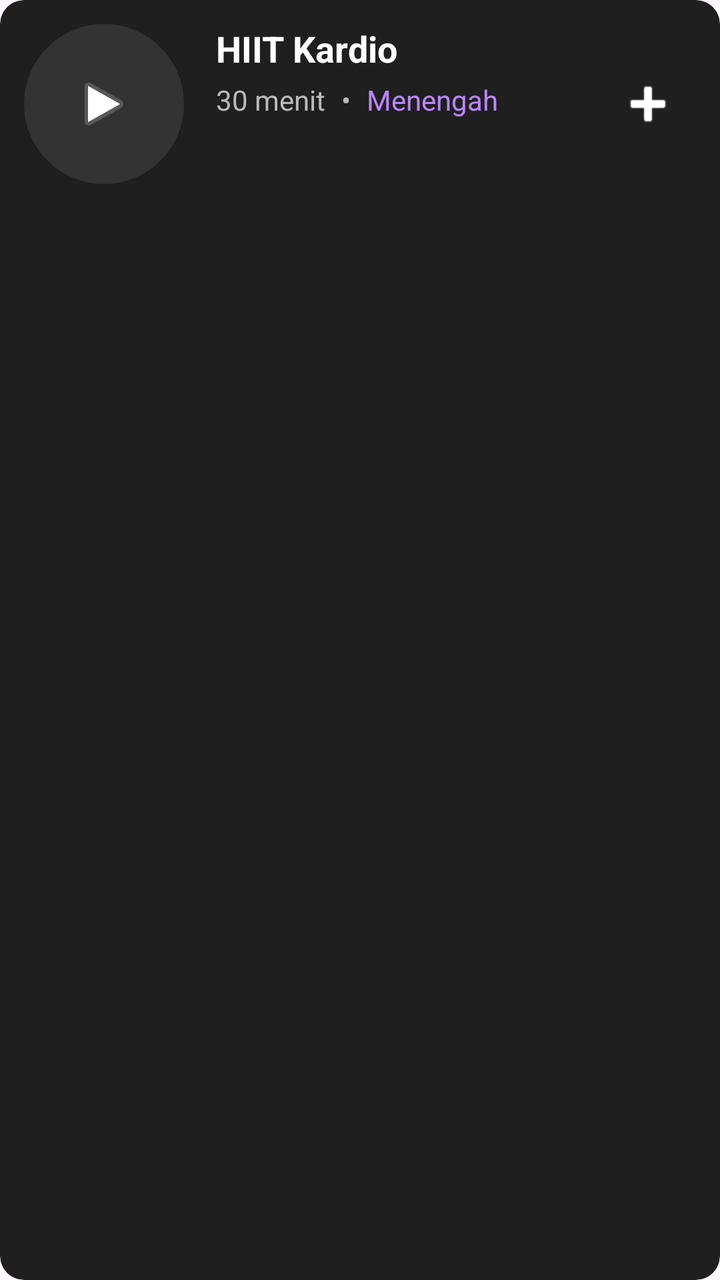
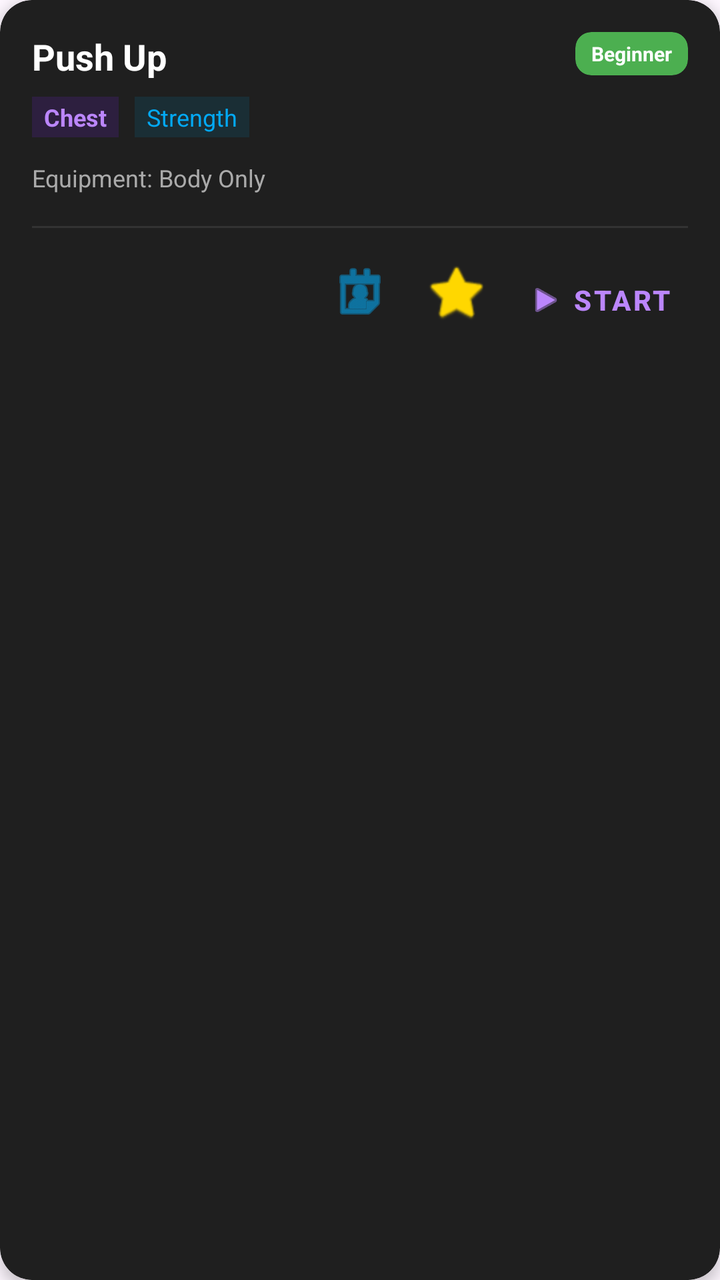

The first picture is an Android layout as it rendered before a commit; the second is the same layout after the commit. The layout source and the unified diff follow.
<!-- AndroidManifest.xml: application theme Theme.GoFit -->
<!-- res/layout/item_workout.xml -->
<?xml version="1.0" encoding="utf-8"?>
<com.google.android.material.card.MaterialCardView xmlns:android="http://schemas.android.com/apk/res/android"
    xmlns:app="http://schemas.android.com/apk/res-auto"
    android:layout_width="match_parent"
    android:layout_height="wrap_content"
    android:layout_marginBottom="12dp"
    app:cardBackgroundColor="#1F1F1F"
    app:cardCornerRadius="12dp"
    app:strokeWidth="0dp">

    <LinearLayout
        android:layout_width="match_parent"
        android:layout_height="wrap_content"
        android:orientation="horizontal"
        android:padding="12dp">

        <com.google.android.material.imageview.ShapeableImageView
            android:id="@+id/workout_image"
            android:layout_width="80dp"
            android:layout_height="80dp"
            android:background="#333333"
            android:scaleType="centerInside"
            android:src="@android:drawable/ic_media_play"
            app:shapeAppearanceOverlay="@style/CircleAppearance" />

        <LinearLayout
            android:layout_width="0dp"
            android:layout_height="wrap_content"
            android:layout_marginStart="16dp"
            android:layout_weight="1"
            android:orientation="vertical">

            <TextView
                android:id="@+id/workout_title"
                android:layout_width="wrap_content"
                android:layout_height="wrap_content"
                android:text="@string/hiit_workout_title"
                android:textColor="#FFFFFF"
                android:textSize="18sp"
                android:textStyle="bold" />

            <LinearLayout
                android:layout_width="wrap_content"
                android:layout_height="wrap_content"
                android:layout_marginTop="4dp"
                android:orientation="horizontal">

                <TextView
                    android:id="@+id/workout_duration"
                    android:layout_width="wrap_content"
                    android:layout_height="wrap_content"
                    android:text="@string/workout_duration"
                    android:textColor="#BBBBBB"
                    android:textSize="14sp" />

                <TextView
                    android:layout_width="wrap_content"
                    android:layout_height="wrap_content"
                    android:layout_marginHorizontal="8dp"
                    android:text="•"
                    android:textColor="#BBBBBB" />

                <TextView
                    android:id="@+id/workout_level"
                    android:layout_width="wrap_content"
                    android:layout_height="wrap_content"
                    android:text="@string/workout_level"
                    android:textColor="#BB86FC"
                    android:textSize="14sp" />
            </LinearLayout>

        </LinearLayout>

        <ImageButton
            android:layout_width="48dp"
            android:layout_height="48dp"
            android:layout_gravity="center_vertical"
            android:background="?attr/selectableItemBackgroundBorderless"
            android:contentDescription="@string/hiit_workout_title"
            android:src="@android:drawable/ic_input_add"
            app:tint="#FFFFFF" />

    </LinearLayout>
</com.google.android.material.card.MaterialCardView>
<!-- resources referenced by this layout -->
<resources>
  <string name="hiit_workout_title">HIIT Kardio</string>
  <string name="workout_duration">30 menit</string>
  <string name="workout_level">Menengah</string>
  <style name="CircleAppearance">
          <item name="cornerFamily">rounded</item>
          <item name="cornerSize">50%</item>
      </style>
  <style name="Theme.GoFit" parent="Base.Theme.GoFit" />
  <style name="Base.Theme.GoFit" parent="Theme.Material3.DayNight.NoActionBar">
          
          
      </style>
</resources>

<!-- the commit's change to res/layout/item_workout.xml (unified diff, before → after) -->
@@ -4,81 +4,155 @@
     android:layout_width="match_parent"
     android:layout_height="wrap_content"
     android:layout_marginBottom="12dp"
+    android:layout_marginHorizontal="4dp"
     app:cardBackgroundColor="#1F1F1F"
-    app:cardCornerRadius="12dp"
+    app:cardCornerRadius="16dp"
+    app:cardElevation="4dp"
     app:strokeWidth="0dp">
 
     <LinearLayout
         android:layout_width="match_parent"
         android:layout_height="wrap_content"
-        android:orientation="horizontal"
-        android:padding="12dp">
+        android:orientation="vertical"
+        android:padding="16dp">
 
-        <com.google.android.material.imageview.ShapeableImageView
-            android:id="@+id/workout_image"
-            android:layout_width="80dp"
-            android:layout_height="80dp"
-            android:background="#333333"
-            android:scaleType="centerInside"
-            android:src="@android:drawable/ic_media_play"
-            app:shapeAppearanceOverlay="@style/CircleAppearance" />
-
-        <LinearLayout
-            android:layout_width="0dp"
+        <RelativeLayout
+            android:layout_width="match_parent"
             android:layout_height="wrap_content"
-            android:layout_marginStart="16dp"
-            android:layout_weight="1"
-            android:orientation="vertical">
+            android:layout_marginBottom="8dp">
 
             <TextView
                 android:id="@+id/workout_title"
                 android:layout_width="wrap_content"
                 android:layout_height="wrap_content"
-                android:text="@string/hiit_workout_title"
+                android:layout_alignParentStart="true"
+                android:layout_toStartOf="@+id/workout_level_container"
+                android:text="Push Up"
                 android:textColor="#FFFFFF"
                 android:textSize="18sp"
                 android:textStyle="bold" />
 
-            <LinearLayout
+            <com.google.android.material.card.MaterialCardView
+                android:id="@+id/workout_level_container"
                 android:layout_width="wrap_content"
                 android:layout_height="wrap_content"
-                android:layout_marginTop="4dp"
-                android:orientation="horizontal">
-
-                <TextView
-                    android:id="@+id/workout_duration"
-                    android:layout_width="wrap_content"
-                    android:layout_height="wrap_content"
-                    android:text="@string/workout_duration"
-                    android:textColor="#BBBBBB"
-                    android:textSize="14sp" />
-
-                <TextView
-                    android:layout_width="wrap_content"
-                    android:layout_height="wrap_content"
-                    android:layout_marginHorizontal="8dp"
-                    android:text="•"
-                    android:textColor="#BBBBBB" />
+                android:layout_alignParentEnd="true"
+                app:cardBackgroundColor="#4CAF50"
+                app:cardCornerRadius="8dp"
+                app:strokeWidth="0dp">
 
                 <TextView
                     android:id="@+id/workout_level"
                     android:layout_width="wrap_content"
                     android:layout_height="wrap_content"
-                    android:text="@string/workout_level"
-                    android:textColor="#BB86FC"
-                    android:textSize="14sp" />
-            </LinearLayout>
+                    android:paddingHorizontal="8dp"
+                    android:paddingVertical="4dp"
+                    android:text="Beginner"
+                    android:textColor="#FFFFFF"
+                    android:textSize="10sp"
+                    android:textStyle="bold" />
+            </com.google.android.material.card.MaterialCardView>
+        </RelativeLayout>
 
+        <LinearLayout
+            android:layout_width="match_parent"
+            android:layout_height="wrap_content"
+            android:orientation="horizontal"
+            android:layout_marginBottom="12dp">
+
+            <TextView
+                android:id="@+id/workout_muscle"
+                android:layout_width="wrap_content"
+                android:layout_height="wrap_content"
+                android:text="Chest"
+                android:textColor="#BB86FC"
+                android:textSize="12sp"
+                android:textStyle="bold"
+                android:background="#2D1F3F"
+                android:paddingHorizontal="6dp"
+                android:paddingVertical="2dp" />
+
+            <View
+                android:layout_width="8dp"
+                android:layout_height="match_parent" />
+
+            <TextView
+                android:id="@+id/workout_type"
+                android:layout_width="wrap_content"
+                android:layout_height="wrap_content"
+                android:text="Strength"
+                android:textColor="#03A9F4"
+                android:textSize="12sp"
+                android:background="#1A2E35"
+                android:paddingHorizontal="6dp"
+                android:paddingVertical="2dp" />
         </LinearLayout>
 
-        <ImageButton
-            android:layout_width="48dp"
-            android:layout_height="48dp"
-            android:layout_gravity="center_vertical"
-            android:background="?attr/selectableItemBackgroundBorderless"
-            android:contentDescription="@string/hiit_workout_title"
-            android:src="@android:drawable/ic_input_add"
-            app:tint="#FFFFFF" />
+        <TextView
+            android:id="@+id/workout_equipment"
+            android:layout_width="match_parent"
+            android:layout_height="wrap_content"
+            android:layout_marginBottom="16dp"
+            android:text="Equipment: Body Only"
+            android:textColor="#AAAAAA"
+            android:textSize="12sp"
+            android:drawablePadding="4dp" />
+
+        <View
+            android:layout_width="match_parent"
+            android:layout_height="1dp"
+            android:background="#333333"
+            android:layout_marginBottom="12dp" />
+
+        <LinearLayout
+            android:layout_width="match_parent"
+            android:layout_height="wrap_content"
+            android:gravity="end"
+            android:orientation="horizontal">
+
+            <ImageButton
+                android:id="@+id/btn_schedule_workout"
+                android:layout_width="40dp"
+                android:layout_height="40dp"
+                android:layout_marginEnd="8dp"
+                android:background="?attr/selectableItemBackgroundBorderless"
+                android:src="@android:drawable/ic_menu_my_calendar"
+                app:tint="#03A9F4"
+                android:contentDescription="Jadwalkan" />
+
+            <ImageButton
+                android:id="@+id/btn_add_favorite"
+                android:layout_width="40dp"
+                android:layout_height="40dp"
+                android:layout_marginEnd="8dp"
+                android:background="?attr/selectableItemBackgroundBorderless"
+                android:src="@android:drawable/btn_star_big_off"
+                app:tint="#FFD700"
+                android:contentDescription="Favorit" />
+
+            
+            <ImageButton
+                android:id="@+id/btn_complete_workout"
+                android:layout_width="40dp"
+                android:layout_height="40dp"
+                android:layout_marginEnd="8dp"
+                android:background="?attr/selectableItemBackgroundBorderless"
+                android:src="@android:drawable/checkbox_on_background"
+                app:tint="#4CAF50"
+                android:visibility="gone"
+                android:contentDescription="Selesai" />
+
+            <com.google.android.material.button.MaterialButton
+                android:id="@+id/btn_play_workout"
+                style="@style/Widget.MaterialComponents.Button.TextButton"
+                android:layout_width="wrap_content"
+                android:layout_height="wrap_content"
+                android:text="START"
+                android:textColor="#BB86FC"
+                android:textStyle="bold"
+                app:icon="@android:drawable/ic_media_play"
+                app:iconTint="#BB86FC" />
+        </LinearLayout>
 
     </LinearLayout>
 </com.google.android.material.card.MaterialCardView>
<!-- resource entries referenced after the edit -->
@@ -1,12 +1,5 @@
 <!-- resources referenced by this layout -->
 <resources>
-  <string name="hiit_workout_title">HIIT Kardio</string>
-  <string name="workout_duration">30 menit</string>
-  <string name="workout_level">Menengah</string>
-  <style name="CircleAppearance">
-          <item name="cornerFamily">rounded</item>
-          <item name="cornerSize">50%</item>
-      </style>
   <style name="Theme.GoFit" parent="Base.Theme.GoFit" />
   <style name="Base.Theme.GoFit" parent="Theme.Material3.DayNight.NoActionBar">
           
